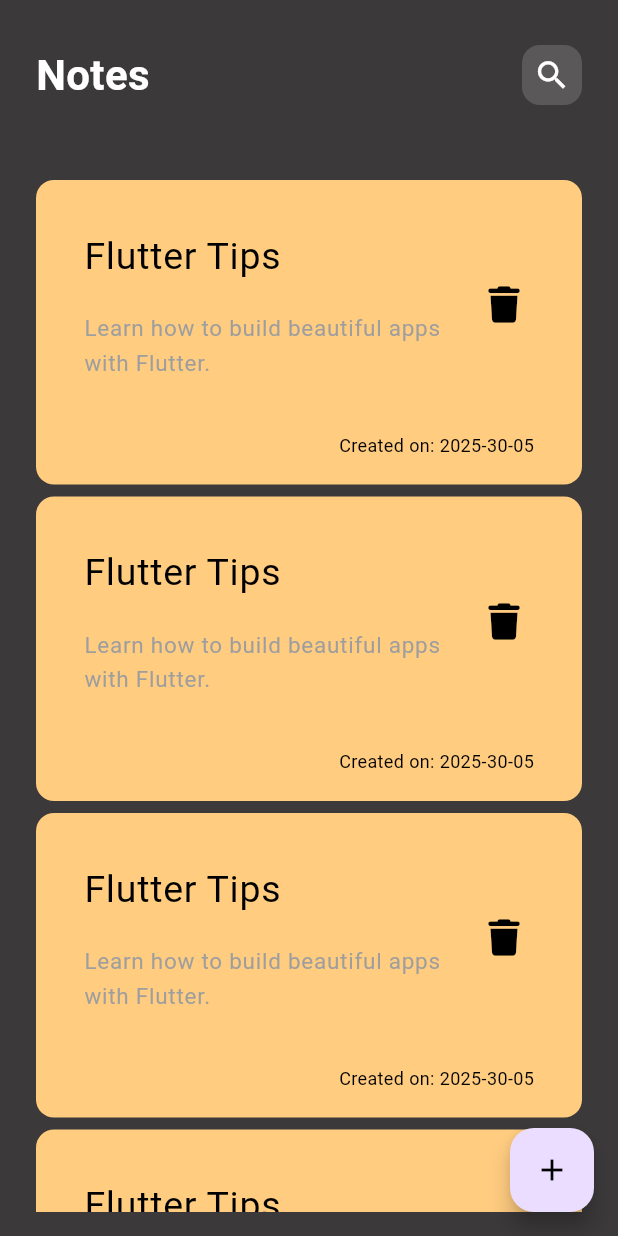
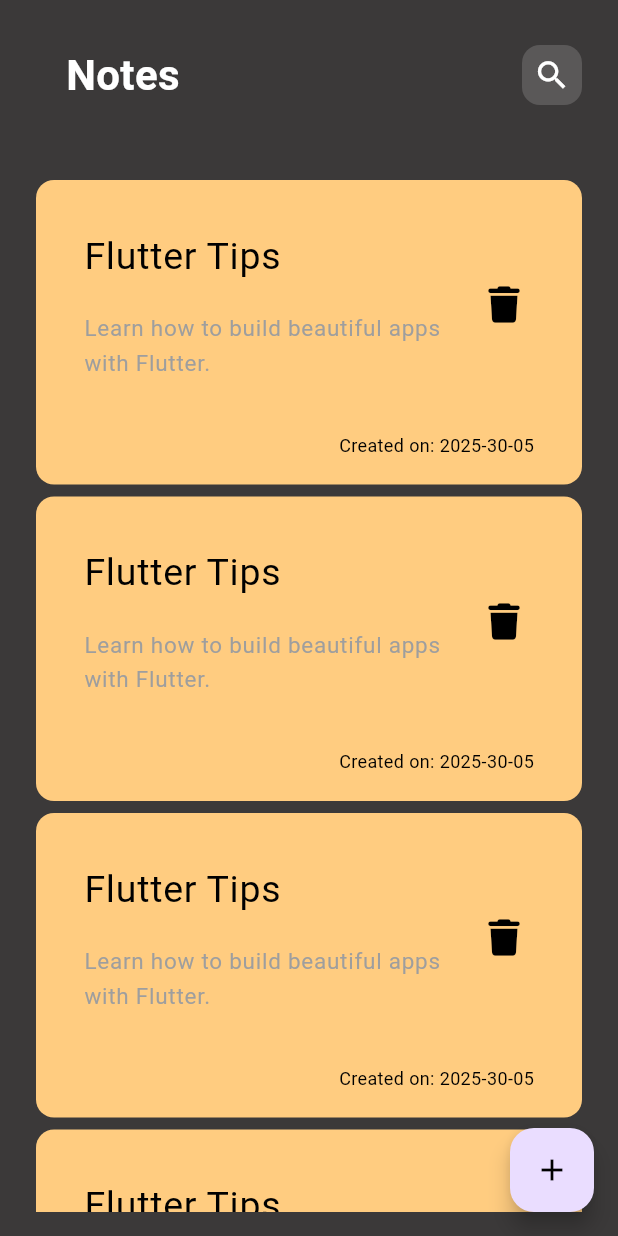
Before and after one commit to Mohandshraf/NotesApp, a Flutter app: the screen it shows after launch, on a phone screen of 412 x 824 dp. Run offline on Flutter 3.47's test engine with Material 3 defaults, Android fonts, the phone set to English and light mode, and no system bars; our stand-ins replace device_preview, font_awesome_flutter.

Commit message:
feat: enhance CostumAppBar and CustomSearchIcon to accept title and icon parameters; update EditNoteViewBody and NotesViewBody to utilize new parameters

```diff
--- a/lib/views/custom_app_bar.dart
+++ b/lib/views/custom_app_bar.dart
@@ -2,23 +2,28 @@ import 'package:flutter/material.dart';
 import 'package:notes_app/views/custom_search_icon.dart';
 
 class CostumAppBar extends StatelessWidget {
-  const CostumAppBar({super.key});
+  const CostumAppBar({super.key, required this.title, required this.icon});
+  final String title;
+  final IconData icon;
 
   @override
   Widget build(BuildContext context) {
     return Row(
       children: [
         SizedBox(height: 100),
-        Text(
-          'Notes',
-          style: TextStyle(
-            fontSize: 28,
-            color: Colors.white,
-            fontWeight: FontWeight.bold,
+        Padding(
+          padding: const EdgeInsets.only(left: 20),
+          child: Text(
+            title,
+            style: TextStyle(
+              fontSize: 28,
+              color: Colors.white,
+              fontWeight: FontWeight.bold,
+            ),
           ),
         ),
         Spacer(),
-        CustomSearchIcon(),
+        CustomSearchIcon(icon: icon),
       ],
     );
   }
--- a/lib/views/custom_search_icon.dart
+++ b/lib/views/custom_search_icon.dart
@@ -1,7 +1,8 @@
 import 'package:flutter/material.dart';
 
 class CustomSearchIcon extends StatelessWidget {
-  const CustomSearchIcon({super.key});
+  const CustomSearchIcon({super.key, required this.icon});
+  final IconData icon;
 
   @override
   Widget build(BuildContext context) {
@@ -13,7 +14,7 @@ class CustomSearchIcon extends StatelessWidget {
 
         borderRadius: BorderRadius.circular(12),
       ),
-      child: Icon(Icons.search, color: Colors.white, size: 25),
+      child: Icon(icon, color: Colors.white, size: 25),
     );
   }
 }
--- a/lib/views/notes_view_body.dart
+++ b/lib/views/notes_view_body.dart
@@ -1,6 +1,5 @@
 import 'package:flutter/material.dart';
 import 'package:notes_app/views/custom_app_bar.dart';
-import 'package:notes_app/views/notes_item.dart';
 import 'package:notes_app/views/notes_list_view.dart';
 
 class NotesViewBody extends StatelessWidget {
@@ -11,7 +10,7 @@ class NotesViewBody extends StatelessWidget {
     return Padding(
       padding: const EdgeInsets.symmetric(horizontal: 24),
       child: Column(
-        children: [CostumAppBar(), Expanded(child: NotesListView())],
+        children: [CostumAppBar(title: "Notes", icon: Icons.search,), Expanded(child: NotesListView())],
       ),
     );
   }
```
Also changed, not shown: lib/views/edit_note_view_body.dart (+7 -1 lines), lib/views/notes_item.dart (+17 -2 lines), 1 other file.
